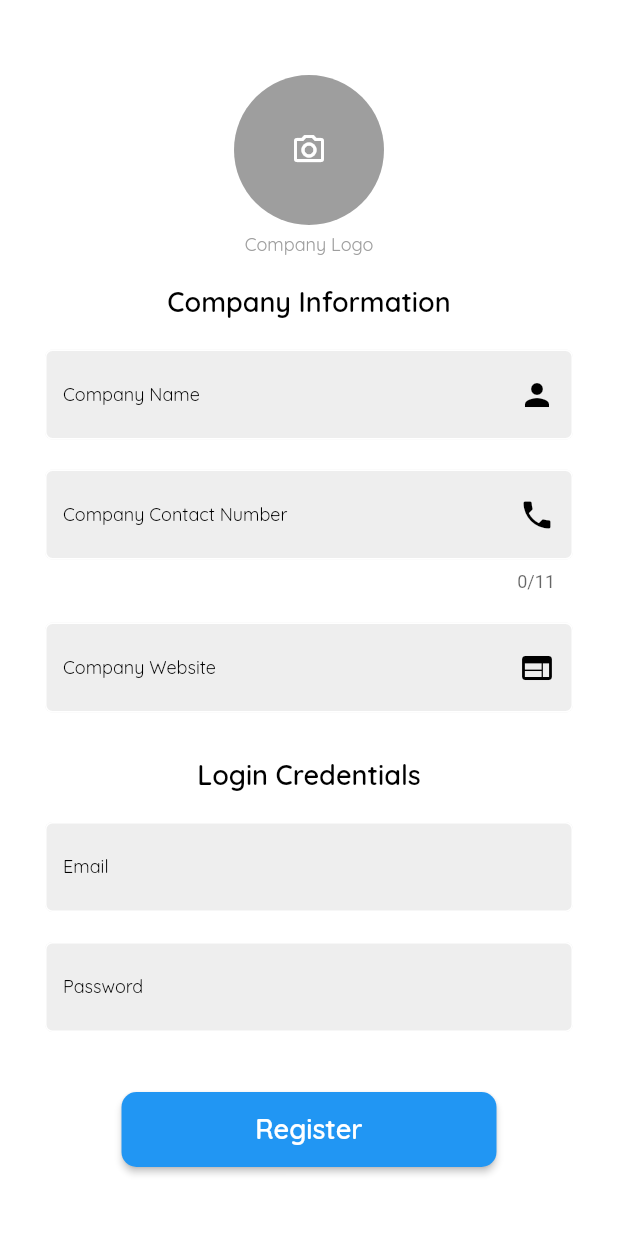
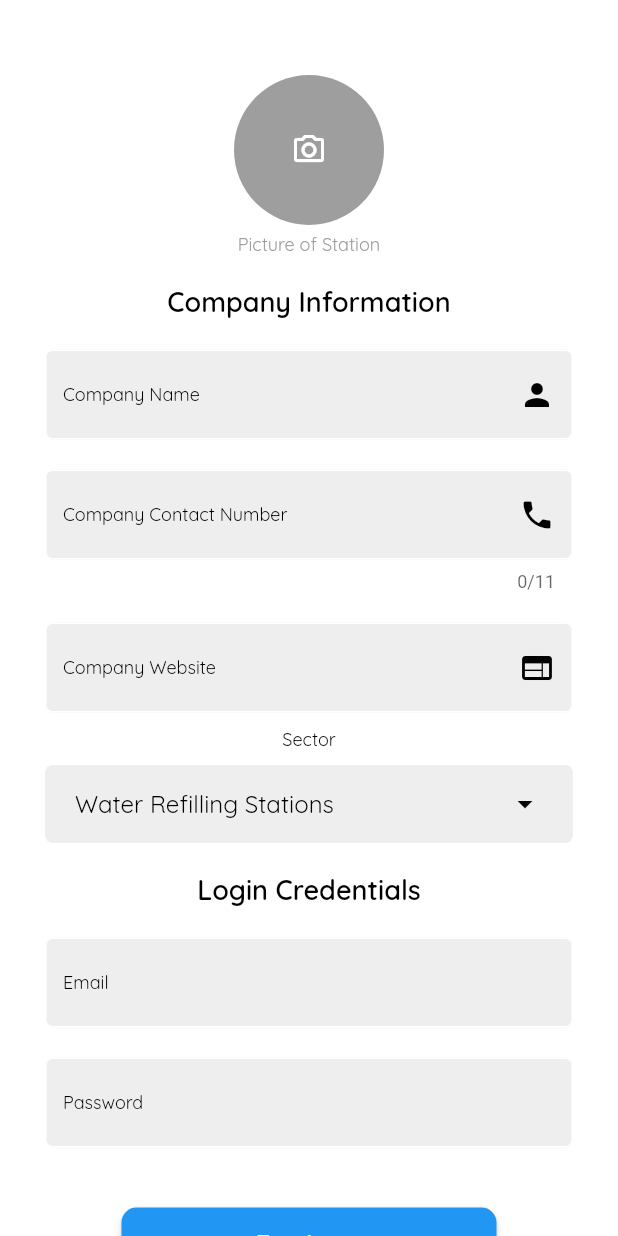
Before and after one commit to Lans12345/Example_code, a Flutter app: the ProviderSignup screen opened directly, on a phone screen of 412 x 824 dp. Run offline on Flutter 3.47's test engine with Material 2 defaults, Android fonts, the phone set to English and light mode, and no system bars; our stand-ins replace cloud_firestore, firebase_auth, firebase_core, firebase_storage, fluttertoast, geolocator and 3 more; accounts and stored records are empty.

Commit message:
added providers auth

```diff
--- a/lib/auth/providers/provider_signup.dart
+++ b/lib/auth/providers/provider_signup.dart
@@ -3,6 +3,7 @@ import 'dart:io';
 import 'package:firebase_auth/firebase_auth.dart';
 import 'package:flutter/foundation.dart';
 import 'package:flutter/material.dart';
+import 'package:geolocator/geolocator.dart';
 import 'package:the_serve_new/auth/providers/provider_login.dart';
 import 'package:the_serve_new/services/cloud_function/add_comp.dart';
 import 'package:the_serve_new/widgets/button_widget.dart';
@@ -19,6 +20,51 @@ class ProviderSignup extends StatefulWidget {
 }
 
 class _ProviderSignupState extends State<ProviderSignup> {
+  @override
+  void initState() {
+    // TODO: implement initState
+    super.initState();
+    getLocation();
+    determinePosition();
+  }
+
+  Future<Position> determinePosition() async {
+    bool serviceEnabled;
+    LocationPermission permission;
+
+    // Test if location services are enabled.
+    serviceEnabled = await Geolocator.isLocationServiceEnabled();
+    if (!serviceEnabled) {
+      // Location services are not enabled don't continue
+      // accessing the position and request users of the
+      // App to enable the location services.
+      return Future.error('Location services are disabled.');
+    }
+
+    permission = await Geolocator.checkPermission();
+    if (permission == LocationPermission.denied) {
+      permission = await Geolocator.requestPermission();
+      if (permission == LocationPermission.denied) {
+        // Permissions are denied, next time you could try
+        // requesting permissions again (this is also where
+        // Android's shouldShowRequestPermissionRationale
+        // returned true. According to Android guidelines
+        // your App should show an explanatory UI now.
+        return Future.error('Location permissions are denied');
+      }
+    }
+
+    if (permission == LocationPermission.deniedForever) {
+      // Permissions are denied forever, handle appropriately.
+      return Future.error(
+          'Location permissions are permanently denied, we cannot request permissions.');
+    }
+
+    // When we reach here, permissions are granted and we can
+    // continue accessing the position of the device.
+    return await Geolocator.getCurrentPosition();
+  }
+
   late String name;
 
   late String contactNumber;
@@ -41,6 +87,9 @@ class _ProviderSignupState extends State<ProviderSignup> {
   late File imageFile;
 
   late String imageURL = '';
+  var course = 'Laundry Shops';
+
+  var dropDownValue1 = 1;
 
   Future<void> uploadPicture(String inputSource) async {
     final picker = ImagePicker();
@@ -106,6 +155,19 @@ class _ProviderSignupState extends State<ProviderSignup> {
     }
   }
 
+  late double lat = 0;
+  late double long = 0;
+
+  getLocation() async {
+    Position position = await Geolocator.getCurrentPosition(
+        desiredAccuracy: LocationAccuracy.high);
+
+    setState(() {
+      lat = position.latitude;
+      long = position.longitude;
+    });
+  }
+
   @override
   Widget build(BuildContext context) {
     return Scaffold(
@@ -140,7 +202,8 @@ class _ProviderSignupState extends State<ProviderSignup> {
             const SizedBox(
               height: 5,
             ),
-            TextRegular(text: 'Company Logo', fontSize: 12, color: Colors.grey),
+            TextRegular(
+                text: 'Picture of Station', fontSize: 12, color: Colors.grey),
             // Image.asset(
             //   'assets/images/signup.gif',
             //   height: 180,
@@ -247,6 +310,116 @@ class _ProviderSignupState extends State<ProviderSignup> {
                 ),
               ),
             ),
+            TextRegular(text: 'Sector', fontSize: 12, color: Colors.black),
+            Padding(
+              padding: const EdgeInsets.only(left: 30, right: 30, top: 10),
+              child: Container(
+                decoration: BoxDecoration(
+                  color: Colors.grey[200],
+                  borderRadius: BorderRadius.circular(5),
+                ),
+                child: Padding(
+                  padding: const EdgeInsets.fromLTRB(20, 2, 20, 2),
+                  child: DropdownButton(
+                    underline: Container(color: Colors.transparent),
+                    iconEnabledColor: Colors.black,
+                    isExpanded: true,
+                    value: dropDownValue1,
+                    items: [
+                      DropdownMenuItem(
+                        onTap: () {
+                          course = "Laundry Shops";
+                        },
+                        value: 0,
+                        child: Center(
+                            child: Row(children: const [
+                          Text("Laundry Shops",
+                              style: TextStyle(
+                                fontFamily: 'QRegular',
+                                color: Colors.black,
+                              ))
+                        ])),
+                      ),
+                      DropdownMenuItem(
+                        onTap: () {
+                          course = "Water Refilling Stations";
+                        },
+                        value: 1,
+                        child: Center(
+                            child: Row(children: const [
+                          Text("Water Refilling Stations",
+                              style: TextStyle(
+                                fontFamily: 'QRegular',
+                                color: Colors.black,
+                              ))
+                        ])),
+                      ),
+                      DropdownMenuItem(
+                        onTap: () {
+                          course = "Barber Shops and Salons";
+                        },
+                        value: 2,
+                        child: Center(
+                            child: Row(children: const [
+                          Text("Barber Shops and Salons",
+                              style: TextStyle(
+                                fontFamily: 'QRegular',
+                                color: Colors.black,
+                              ))
+                        ])),
+                      ),
+                      DropdownMenuItem(
+                        onTap: () {
+                          course = "Auto-Repair Shops";
+                        },
+                        value: 3,
+                        child: Center(
+                            child: Row(children: const [
+                          Text("Auto-Repair Shops",
+                              style: TextStyle(
+                                fontFamily: 'QRegular',
+                                color: Colors.black,
+                              ))
+                        ])),
+                      ),
+                      DropdownMenuItem(
+                        onTap: () {
+                          course = "Gasoline Stations";
+                        },
+                        value: 4,
+                        child: Center(
+                            child: Row(children: const [
+                          Text("Gasoline Stations",
+                              style: TextStyle(
+                                fontFamily: 'QRegular',
+                                color: Colors.black,
+                              ))
+                        ])),
+                      ),
+                      DropdownMenuItem(
+                        onTap: () {
+                          course = "Print, Xerox, Laminate Services";
+                        },
+                        value: 5,
+                        child: Center(
+                            child: Row(children: const [
+                          Text("Print, Xerox, Laminate Services",
+                              style: TextStyle(
+                                fontFamily: 'QRegular',
+                                color: Colors.black,
+                              ))
+                        ])),
+                      ),
+                    ],
+                    onChanged: (value) {
+                      setState(() {
+                        dropDownValue1 = int.parse(value.toString());
+                      });
+                    },
+                  ),
+                ),
+              ),
+            ),
             const SizedBox(height: 20),
             TextBold(
                 text: 'Login Credentials', fontSize: 18, color: Colors.black),
@@ -319,10 +492,22 @@ class _ProviderSignupState extends State<ProviderSignup> {
               minWidth: 250,
               color: Colors.blue,
               onPressed: () async {
+                LocationPermission permission;
+                permission = await Geolocator.requestPermission();
+
+                bool serviceEnabled;
+
+                // Test if location services are enabled.
+                serviceEnabled = await Geolocator.isLocationServiceEnabled();
+
+                permission = await Geolocator.requestPermission();
+
+                if (serviceEnabled == true) {
                   try {
                     await FirebaseAuth.instance.createUserWithEmailAndPassword(
                         email: email, password: password);
-                  addComp(name, contactNumber, email, url, imageURL);
+                    addComp(name, contactNumber, email, url, imageURL, lat,
+                        long, course);
                     showDialog(
                         barrierDismissible: false,
                         context: context,
@@ -382,6 +567,31 @@ class _ProviderSignupState extends State<ProviderSignup> {
                                 ),
                               ],
                             ));
+                    await Geolocator.requestPermission();
+                  }
+                } else {
+                  showDialog(
+                      context: context,
+                      barrierDismissible: false,
+                      builder: (context) => AlertDialog(
+                            content: const Text(
+                              'Cannot Proceed. Location is off',
+                              style: TextStyle(fontFamily: 'QRegular'),
+                            ),
+                            actions: <Widget>[
+                              FlatButton(
+                                onPressed: () {
+                                  Navigator.of(context).pop();
+                                },
+                                child: const Text(
+                                  'Close',
+                                  style: TextStyle(
+                                      fontFamily: 'QRegular',
+                                      fontWeight: FontWeight.bold),
+                                ),
+                              ),
+                            ],
+                          ));
                 }
               },
               child:
```
Also changed, not shown: lib/auth/login_page.dart.dart (+2 -39 lines), lib/auth/providers/provider_login.dart (+3 -40 lines), lib/screens/providers/provider_home.dart (added, +8 -0 lines), lib/services/cloud_function/add_comp.dart (+5 -7 lines), 1 other file. Lines whose indentation alone changed are shown as unchanged.
